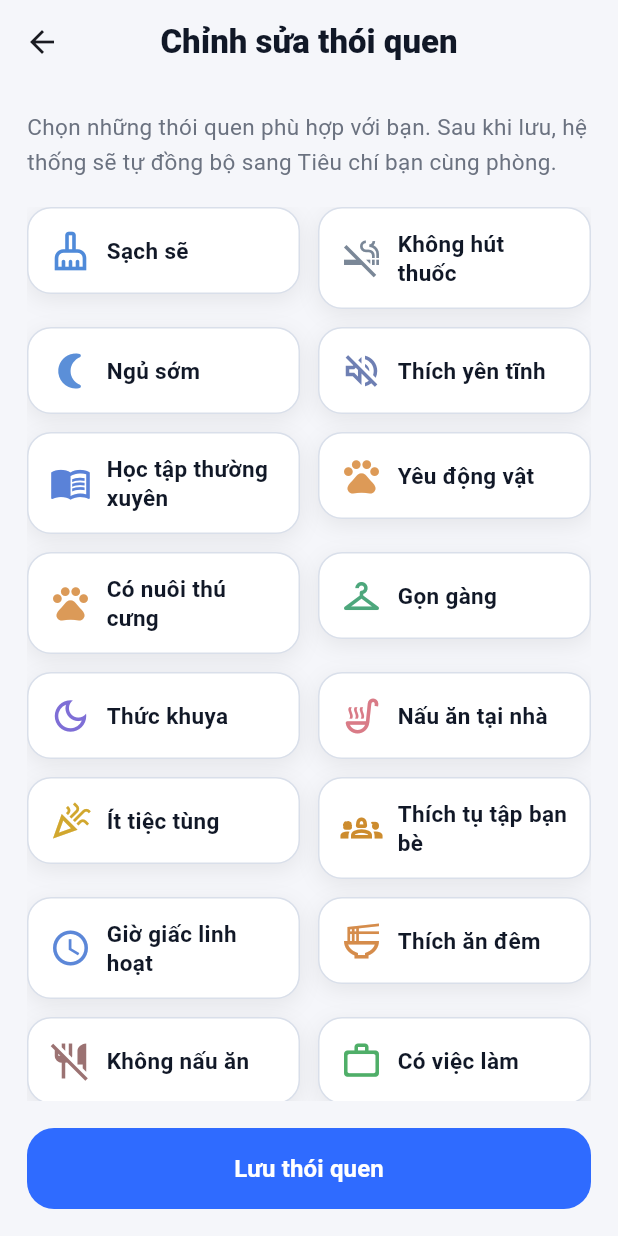
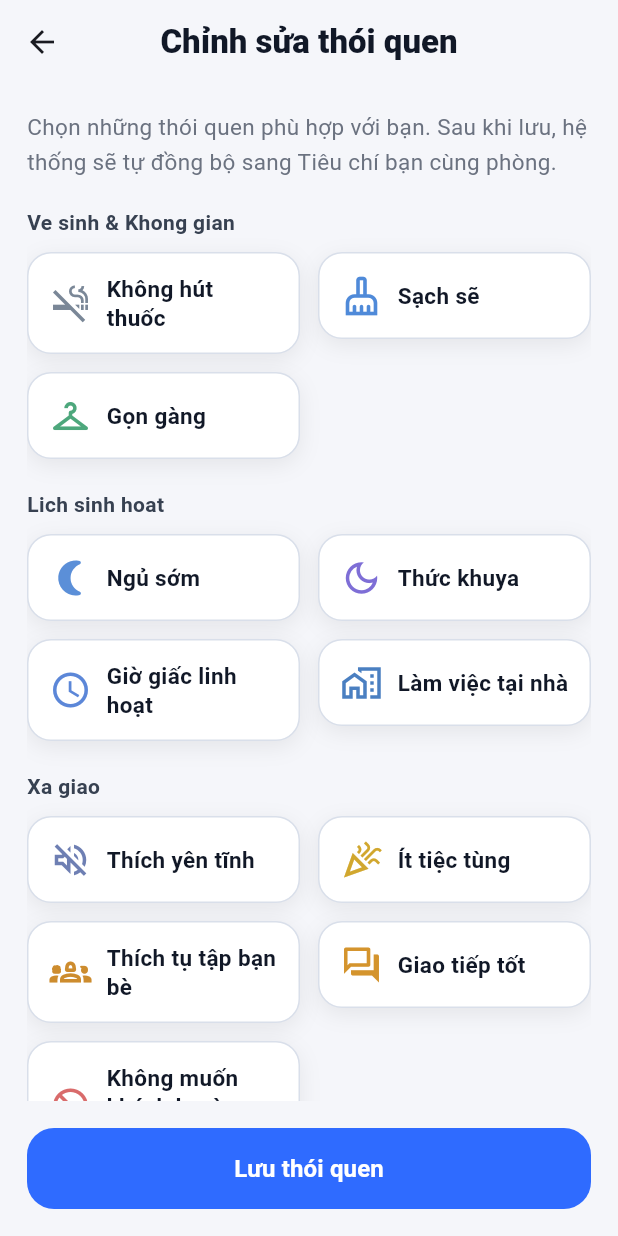
Before and after one commit to aoi0701/RoomMateApp, a Flutter app: the EditHabitsScreen screen opened directly with empty values, on a phone screen of 412 x 824 dp. Run offline on Flutter 3.47's test engine with Material 3 defaults, Android fonts, the phone set to English and light mode, and no system bars; our stand-ins replace cloud_firestore, firebase_auth, firebase_core, image_picker; accounts and stored records are empty.

Commit message:
feat: weighted roommate matching with conflict detection and grouped habits

```diff
--- a/lib/features/home/data/models/roommate_profile_model.dart
+++ b/lib/features/home/data/models/roommate_profile_model.dart
@@ -12,6 +12,8 @@ class RoommateProfileModel {
   final int? age;
   final String occupation;
   final int matchPercentage;
+  final List<String> matchedReasons;
+  final List<String> conflictReasons;
 
   const RoommateProfileModel({
     required this.userId,
@@ -27,5 +29,7 @@ class RoommateProfileModel {
     required this.age,
     required this.occupation,
     required this.matchPercentage,
+    this.matchedReasons = const [],
+    this.conflictReasons = const [],
   });
 }
--- a/lib/features/home/presentation/views/user_home_screen.dart
+++ b/lib/features/home/presentation/views/user_home_screen.dart
@@ -120,6 +120,8 @@ class _UserHomeScreenState extends State<UserHomeScreen> {
         builder: (_) => UserProfileScreen(
           userId: profile.userId,
           matchPercentage: profile.matchPercentage,
+          matchedReasons: profile.matchedReasons,
+          conflictReasons: profile.conflictReasons,
           showInviteAction: true,
         ),
       ),
--- a/lib/features/profile/data/mappers/habit_roommate_criteria_mapper.dart
+++ b/lib/features/profile/data/mappers/habit_roommate_criteria_mapper.dart
@@ -70,6 +70,26 @@ class HabitRoommateCriteriaMapper {
       id: 'criteria_shared_living',
       label: 'Có thể sinh hoạt chung, nấu ăn chung văn minh',
     ),
+    'work_from_home': RoommateCriteriaModel(
+      id: 'criteria_work_from_home',
+      label: 'Cần không gian yên tĩnh để làm việc tại nhà',
+    ),
+    'no_visitor': RoommateCriteriaModel(
+      id: 'criteria_no_visitor',
+      label: 'Không muốn khách lạ vào phòng',
+    ),
+    'no_pet': RoommateCriteriaModel(
+      id: 'criteria_no_pet',
+      label: 'Không muốn có thú cưng trong nhà',
+    ),
+    'split_expense': RoommateCriteriaModel(
+      id: 'criteria_split_expense',
+      label: 'Sẵn sàng chia đều chi phí sinh hoạt',
+    ),
+    'budget_conscious': RoommateCriteriaModel(
+      id: 'criteria_budget_conscious',
+      label: 'Tiết kiệm, chi tiêu hợp lý',
+    ),
   };
 
   static List<String> mapHabitsToRoommateCriteria(List<String> habits) {
--- a/lib/features/profile/data/models/profile_habit_model.dart
+++ b/lib/features/profile/data/models/profile_habit_model.dart
@@ -3,6 +3,9 @@ import 'package:flutter/material.dart';
 class ProfileHabitModel {
   final String id;
   final String label;
+  final String group;
+  final double weight;
+  final List<String> conflictsWith;
   final IconData icon;
   final Color backgroundColor;
   final Color foregroundColor;
@@ -10,6 +13,9 @@ class ProfileHabitModel {
   const ProfileHabitModel({
     required this.id,
     required this.label,
+    required this.group,
+    required this.weight,
+    this.conflictsWith = const [],
     required this.icon,
     required this.backgroundColor,
     required this.foregroundColor,
@@ -17,131 +23,176 @@ class ProfileHabitModel {
 }
 
 class ProfileHabitCatalog {
-  static const List<ProfileHabitModel> all = [
+  // ─── 🧹 Vệ sinh & Không gian ──────────────────────────────────────────────
+  static const _hygiene = <ProfileHabitModel>[
     ProfileHabitModel(
-      id: 'clean',
-      label: 'Sạch sẽ',
-      icon: Icons.cleaning_services_outlined,
-      backgroundColor: Color(0xFFD7EBFF),
-      foregroundColor: Color(0xFF4F8AD9),
+      id: 'no_smoking', label: 'Không hút thuốc',
+      group: 'hygiene', weight: 3.0,
+      icon: Icons.smoke_free_outlined,
+      backgroundColor: Color(0xFFE8ECF2), foregroundColor: Color(0xFF7A8797),
     ),
     ProfileHabitModel(
-      id: 'no_smoking',
-      label: 'Không hút thuốc',
-      icon: Icons.smoke_free_outlined,
-      backgroundColor: Color(0xFFE8ECF2),
-      foregroundColor: Color(0xFF7A8797),
+      id: 'clean', label: 'Sạch sẽ',
+      group: 'hygiene', weight: 2.0,
+      icon: Icons.cleaning_services_outlined,
+      backgroundColor: Color(0xFFD7EBFF), foregroundColor: Color(0xFF4F8AD9),
     ),
     ProfileHabitModel(
-      id: 'sleep_early',
-      label: 'Ngủ sớm',
+      id: 'neat', label: 'Gọn gàng',
+      group: 'hygiene', weight: 2.0,
+      icon: Icons.checkroom_outlined,
+      backgroundColor: Color(0xFFDDF4EA), foregroundColor: Color(0xFF4DA77C),
+    ),
+  ];
+
+  // ─── 🌙 Lịch sinh hoạt ────────────────────────────────────────────────────
+  static const _schedule = <ProfileHabitModel>[
+    ProfileHabitModel(
+      id: 'sleep_early', label: 'Ngủ sớm',
+      group: 'schedule', weight: 2.0, conflictsWith: ['stay_up_late'],
       icon: Icons.nightlight_round,
-      backgroundColor: Color(0xFFDCEBFF),
-      foregroundColor: Color(0xFF5B8FD8),
+      backgroundColor: Color(0xFFDCEBFF), foregroundColor: Color(0xFF5B8FD8),
     ),
     ProfileHabitModel(
-      id: 'prefer_quiet',
-      label: 'Thích yên tĩnh',
-      icon: Icons.volume_off_outlined,
-      backgroundColor: Color(0xFFE5EAFE),
-      foregroundColor: Color(0xFF6E7FB3),
+      id: 'stay_up_late', label: 'Thức khuya',
+      group: 'schedule', weight: 2.0, conflictsWith: ['sleep_early'],
+      icon: Icons.dark_mode_outlined,
+      backgroundColor: Color(0xFFE9E5FF), foregroundColor: Color(0xFF7E6ED6),
     ),
     ProfileHabitModel(
-      id: 'study_often',
-      label: 'Học tập thường xuyên',
-      icon: Icons.menu_book_outlined,
-      backgroundColor: Color(0xFFE7F0FF),
-      foregroundColor: Color(0xFF5A82D8),
+      id: 'flexible_schedule', label: 'Giờ giấc linh hoạt',
+      group: 'schedule', weight: 1.0,
+      icon: Icons.schedule_outlined,
+      backgroundColor: Color(0xFFE4EEFF), foregroundColor: Color(0xFF5C87D8),
     ),
     ProfileHabitModel(
-      id: 'pet_friendly',
-      label: 'Yêu động vật',
-      icon: Icons.pets_outlined,
-      backgroundColor: Color(0xFFFFE3CF),
-      foregroundColor: Color(0xFFDD9A57),
+      id: 'work_from_home', label: 'Làm việc tại nhà',
+      group: 'schedule', weight: 1.0, conflictsWith: ['like_gathering'],
+      icon: Icons.home_work_outlined,
+      backgroundColor: Color(0xFFE0F0FF), foregroundColor: Color(0xFF4A7FC1),
+    ),
+  ];
+
+  // ─── 👥 Xã giao ───────────────────────────────────────────────────────────
+  static const _social = <ProfileHabitModel>[
+    ProfileHabitModel(
+      id: 'prefer_quiet', label: 'Thích yên tĩnh',
+      group: 'social', weight: 2.0, conflictsWith: ['like_gathering'],
+      icon: Icons.volume_off_outlined,
+      backgroundColor: Color(0xFFE5EAFE), foregroundColor: Color(0xFF6E7FB3),
     ),
     ProfileHabitModel(
-      id: 'has_pet',
-      label: 'Có nuôi thú cưng',
-      icon: Icons.pets_outlined,
-      backgroundColor: Color(0xFFFFE8D8),
-      foregroundColor: Color(0xFFDB9A58),
+      id: 'less_partying', label: 'Ít tiệc tùng',
+      group: 'social', weight: 2.0, conflictsWith: ['like_gathering'],
+      icon: Icons.celebration_outlined,
+      backgroundColor: Color(0xFFFFEDB8), foregroundColor: Color(0xFFD1A72E),
     ),
     ProfileHabitModel(
-      id: 'neat',
-      label: 'Gọn gàng',
-      icon: Icons.checkroom_outlined,
-      backgroundColor: Color(0xFFDDF4EA),
-      foregroundColor: Color(0xFF4DA77C),
+      id: 'like_gathering', label: 'Thích tụ tập bạn bè',
+      group: 'social', weight: 1.0,
+      conflictsWith: ['prefer_quiet', 'less_partying', 'work_from_home'],
+      icon: Icons.groups_2_outlined,
+      backgroundColor: Color(0xFFFFE0B8), foregroundColor: Color(0xFFCD8C2E),
     ),
     ProfileHabitModel(
-      id: 'stay_up_late',
-      label: 'Thức khuya',
-      icon: Icons.dark_mode_outlined,
-      backgroundColor: Color(0xFFE9E5FF),
-      foregroundColor: Color(0xFF7E6ED6),
+      id: 'communicative', label: 'Giao tiếp tốt',
+      group: 'social', weight: 1.0,
+      icon: Icons.forum_outlined,
+      backgroundColor: Color(0xFFFFE2AA), foregroundColor: Color(0xFFD4942D),
     ),
     ProfileHabitModel(
-      id: 'cook_at_home',
-      label: 'Nấu ăn tại nhà',
+      id: 'no_visitor', label: 'Không muốn khách lạ vào phòng',
+      group: 'social', weight: 2.0, conflictsWith: ['like_gathering'],
+      icon: Icons.do_not_disturb_outlined,
+      backgroundColor: Color(0xFFFFE5E5), foregroundColor: Color(0xFFD96B6B),
+    ),
+  ];
+
+  // ─── 🍳 Sinh hoạt hàng ngày ───────────────────────────────────────────────
+  static const _lifestyle = <ProfileHabitModel>[
+    ProfileHabitModel(
+      id: 'cook_at_home', label: 'Nấu ăn tại nhà',
+      group: 'lifestyle', weight: 1.0, conflictsWith: ['no_cooking'],
       icon: Icons.soup_kitchen_outlined,
-      backgroundColor: Color(0xFFFFD9DE),
-      foregroundColor: Color(0xFFD97B87),
+      backgroundColor: Color(0xFFFFD9DE), foregroundColor: Color(0xFFD97B87),
     ),
     ProfileHabitModel(
-      id: 'less_partying',
-      label: 'Ít tiệc tùng',
-      icon: Icons.celebration_outlined,
-      backgroundColor: Color(0xFFFFEDB8),
-      foregroundColor: Color(0xFFD1A72E),
+      id: 'no_cooking', label: 'Không nấu ăn',
+      group: 'lifestyle', weight: 1.0, conflictsWith: ['cook_at_home'],
+      icon: Icons.no_meals_outlined,
+      backgroundColor: Color(0xFFF2E8E8), foregroundColor: Color(0xFF9B7272),
     ),
     ProfileHabitModel(
-      id: 'like_gathering',
-      label: 'Thích tụ tập bạn bè',
-      icon: Icons.groups_2_outlined,
-      backgroundColor: Color(0xFFFFE0B8),
-      foregroundColor: Color(0xFFCD8C2E),
+      id: 'study_often', label: 'Học tập thường xuyên',
+      group: 'lifestyle', weight: 1.0,
+      icon: Icons.menu_book_outlined,
+      backgroundColor: Color(0xFFE7F0FF), foregroundColor: Color(0xFF5A82D8),
     ),
     ProfileHabitModel(
-      id: 'flexible_schedule',
-      label: 'Giờ giấc linh hoạt',
-      icon: Icons.schedule_outlined,
-      backgroundColor: Color(0xFFE4EEFF),
-      foregroundColor: Color(0xFF5C87D8),
+      id: 'like_midnight_snack', label: 'Thích ăn đêm',
+      group: 'lifestyle', weight: 1.0,
+      icon: Icons.ramen_dining_outlined,
+      backgroundColor: Color(0xFFFFE6CC), foregroundColor: Color(0xFFD58C4B),
+    ),
+  ];
+
+  // ─── 🐾 Thú cưng ──────────────────────────────────────────────────────────
+  static const _pet = <ProfileHabitModel>[
+    ProfileHabitModel(
+      id: 'pet_friendly', label: 'Yêu động vật',
+      group: 'pet', weight: 2.0,
+      icon: Icons.pets_outlined,
+      backgroundColor: Color(0xFFFFE3CF), foregroundColor: Color(0xFFDD9A57),
     ),
     ProfileHabitModel(
-      id: 'like_midnight_snack',
-      label: 'Thích ăn đêm',
-      icon: Icons.ramen_dining_outlined,
-      backgroundColor: Color(0xFFFFE6CC),
-      foregroundColor: Color(0xFFD58C4B),
+      id: 'has_pet', label: 'Có nuôi thú cưng',
+      group: 'pet', weight: 2.0, conflictsWith: ['no_pet'],
+      icon: Icons.cruelty_free_outlined,
+      backgroundColor: Color(0xFFFFE8D8), foregroundColor: Color(0xFFDB9A58),
     ),
     ProfileHabitModel(
-      id: 'no_cooking',
-      label: 'Không nấu ăn',
-      icon: Icons.no_meals_outlined,
-      backgroundColor: Color(0xFFF2E8E8),
-      foregroundColor: Color(0xFF9B7272),
+      id: 'no_pet', label: 'Không muốn có thú cưng',
+      group: 'pet', weight: 2.0, conflictsWith: ['has_pet'],
+      icon: Icons.pets_outlined,
+      backgroundColor: Color(0xFFF0E8E8), foregroundColor: Color(0xFF9B6868),
+    ),
+  ];
+
+  // ─── 💰 Tài chính ─────────────────────────────────────────────────────────
+  static const _finance = <ProfileHabitModel>[
+    ProfileHabitModel(
+      id: 'employed', label: 'Có việc làm ổn định',
+      group: 'finance', weight: 2.0,
+      icon: Icons.work_outline_rounded,
+      backgroundColor: Color(0xFFD8F4DF), foregroundColor: Color(0xFF4FAE68),
     ),
     ProfileHabitModel(
-      id: 'employed',
-      label: 'Có việc làm',
-      icon: Icons.work_outline_rounded,
-      backgroundColor: Color(0xFFD8F4DF),
-      foregroundColor: Color(0xFF4FAE68),
+      id: 'split_expense', label: 'Sẵn sàng chia đều chi phí',
+      group: 'finance', weight: 2.0,
+      icon: Icons.receipt_long_outlined,
+      backgroundColor: Color(0xFFDFF5EC), foregroundColor: Color(0xFF3DA873),
     ),
     ProfileHabitModel(
-      id: 'communicative',
-      label: 'Giao tiếp tốt',
-      icon: Icons.forum_outlined,
-      backgroundColor: Color(0xFFFFE2AA),
-      foregroundColor: Color(0xFFD4942D),
+      id: 'budget_conscious', label: 'Tiết kiệm, chi tiêu hợp lý',
+      group: 'finance', weight: 1.0,
+      icon: Icons.savings_outlined,
+      backgroundColor: Color(0xFFE8F5E9), foregroundColor: Color(0xFF4CAF50),
     ),
+  ];
+
+  // ─── Tổng hợp ─────────────────────────────────────────────────────────────
+  static const List<ProfileHabitModel> all = [
+    ..._hygiene,
+    ..._schedule,
+    ..._social,
+    ..._lifestyle,
+    ..._pet,
+    ..._finance,
   ];
 
   static ProfileHabitModel? findById(String id) {
     try {
-      return all.firstWhere((item) => item.id == id);
+      return all.firstWhere((h) => h.id == id);
     } catch (_) {
       return null;
     }
--- a/lib/features/profile/presentation/views/edit_habits_screen.dart
+++ b/lib/features/profile/presentation/views/edit_habits_screen.dart
@@ -24,6 +24,26 @@ class _EditHabitsScreenState extends State<EditHabitsScreen> {
   void initState() {
     super.initState();
     _selectedHabits = widget.initialHabits.toSet();
+  }
+
+  static const _groupLabels = {
+    'hygiene': 'Ve sinh & Khong gian',
+    'schedule': 'Lich sinh hoat',
+    'social': 'Xa giao',
+    'lifestyle': 'Sinh hoat hang ngay',
+    'pet': 'Thu cung',
+    'finance': 'Tai chinh',
+  };
+
+  List<MapEntry<String, List<ProfileHabitModel>>> get _groupEntries {
+    final grouped = <String, List<ProfileHabitModel>>{};
+    for (final habit in ProfileHabitCatalog.all) {
+      grouped.putIfAbsent(habit.group, () => []).add(habit);
+    }
+    return _groupLabels.entries
+        .where((e) => grouped.containsKey(e.key))
+        .map((e) => MapEntry(e.value, grouped[e.key]!))
+        .toList();
   }
 
   void _toggleHabit(String habitId) {
@@ -97,15 +117,37 @@ class _EditHabitsScreenState extends State<EditHabitsScreen> {
               const SizedBox(height: 18),
               Expanded(
                 child: SingleChildScrollView(
-                  child: Wrap(
+                  child: Column(
+                    crossAxisAlignment: CrossAxisAlignment.start,
+                    children: _groupEntries.map((entry) {
+                      final groupLabel = entry.key;
+                      final habits = entry.value;
+                      return Column(
+                        crossAxisAlignment: CrossAxisAlignment.start,
+                        children: [
+                          Text(
+                            groupLabel,
+                            style: const TextStyle(
+                              fontSize: 14,
+                              fontWeight: FontWeight.w700,
+                              color: Color(0xFF374151),
+                            ),
+                          ),
+                          const SizedBox(height: 10),
+                          Wrap(
                             spacing: 12,
                             runSpacing: 12,
-                    children: ProfileHabitCatalog.all.map((habit) {
+                            children: habits.map((habit) {
                               final selected = _selectedHabits.contains(habit.id);
                               return _EditableHabitChip(
                                 habit: habit,
                                 selected: selected,
                                 onTap: () => _toggleHabit(habit.id),
+                              );
+                            }).toList(),
+                          ),
+                          const SizedBox(height: 20),
+                        ],
                       );
                     }).toList(),
                   ),
```
Also changed, not shown: lib/features/home/data/helpers/roommate_match_helper.dart (+78 -40 lines), lib/features/home/data/repositories/roommate_profile_repository.dart (+4 -5 lines), lib/features/profile/presentation/views/user_profile_screen.dart (+45 -8 lines). Lines whose indentation alone changed are shown as unchanged.
